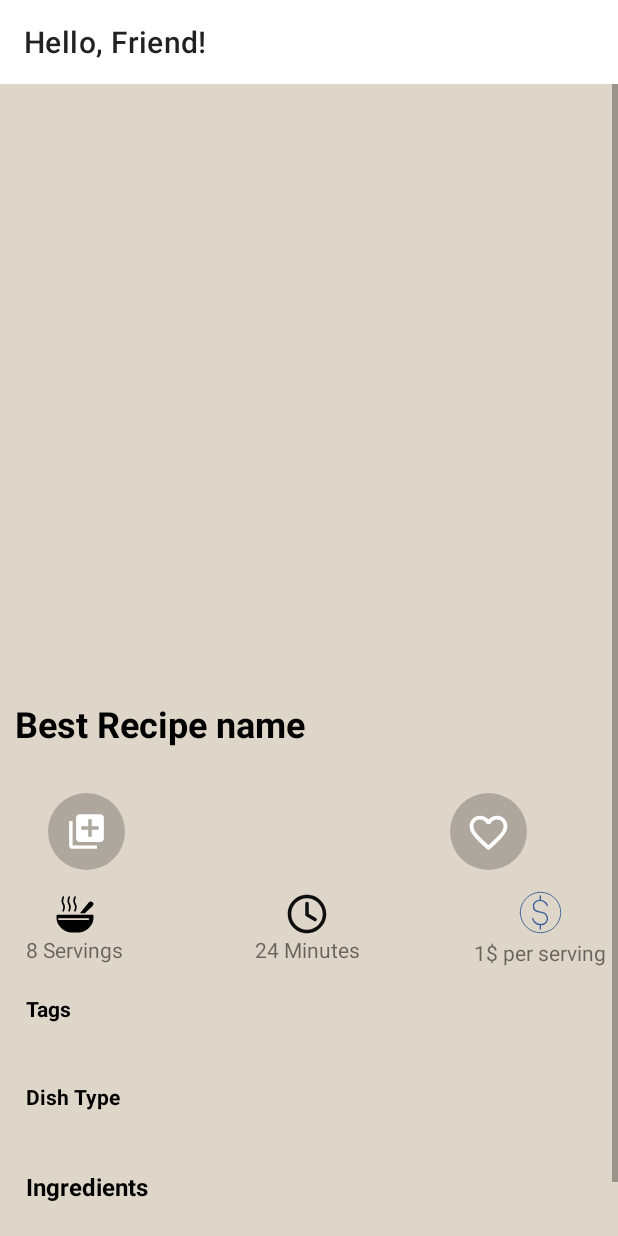
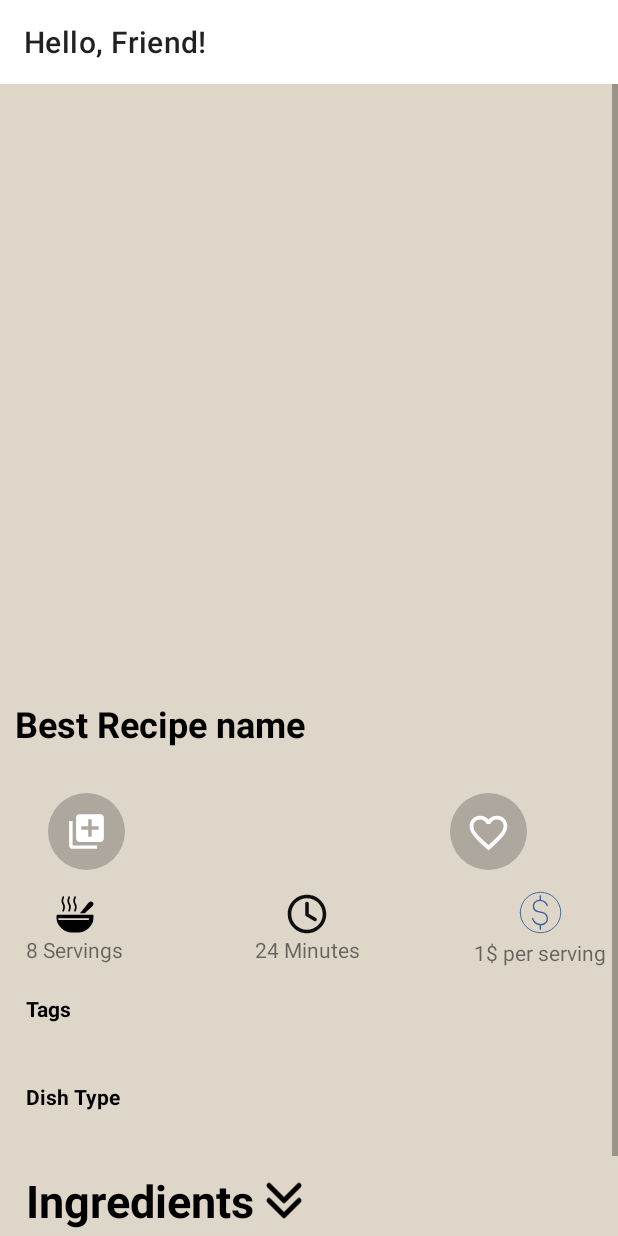
Before and after one commit to Evgen1994-McD/FoodSearch, an Android app built with Jetpack Compose: the fragment DetailsRecipe placed in its activity, on a phone screen of 412 x 824 dp. Run offline under Robolectric (Android 15) with nearby library versions, the phone set to English and light mode, and no system bars; our stand-ins replace Dagger/Hilt's generated code; network calls fail; pictures from the network do not load; 1 statement that could not run was skipped.

Commit message:
+Expandable Recycler View

```diff
--- /dev/null
+++ b/app/src/main/res/drawable/ic_don_arrow.xml
@@ -0,0 +1,9 @@
+<vector xmlns:android="http://schemas.android.com/apk/res/android" android:height="40dp" android:viewportHeight="48" android:viewportWidth="48" android:width="40dp">
+
+    <path android:fillAlpha="0.01" android:fillColor="#ffffff" android:pathData="M0,0h48v48h-48z"/>
+
+    <path android:fillColor="#00000000" android:pathData="M36,12L24,24L12,12" android:strokeColor="#000000" android:strokeLineCap="round" android:strokeLineJoin="round" android:strokeWidth="4"/>
+
+    <path android:fillColor="#00000000" android:pathData="M36,24L24,36L12,24" android:strokeColor="#000000" android:strokeLineCap="round" android:strokeLineJoin="round" android:strokeWidth="4"/>
+
+</vector>
--- a/app/src/main/res/layout/fragment_details_recipe.xml
+++ b/app/src/main/res/layout/fragment_details_recipe.xml
@@ -21,14 +21,35 @@
 
             <!-- Содержимое верхней части -->
 
+            <ImageView
+                android:id="@+id/bt_arrow_instructions"
+                android:layout_width="wrap_content"
+                android:layout_height="0dp"
+                android:src="@drawable/ic_don_arrow"
+                app:layout_constraintBottom_toBottomOf="@+id/tv_ingredients2"
+                app:layout_constraintStart_toEndOf="@+id/tv_ingredients2"
+                app:layout_constraintTop_toTopOf="@+id/tv_ingredients2" />
+
             <TextView
-                android:id="@+id/textView3"
+                android:id="@+id/tv_ingredients2"
+                android:layout_width="wrap_content"
+                android:layout_height="wrap_content"
+                android:layout_marginTop="20dp"
+                android:text="Instructions"
+                android:textColor="@color/black"
+                android:textSize="30sp"
+                android:textStyle="bold"
+                app:layout_constraintStart_toStartOf="@+id/tv_ingredients"
+                app:layout_constraintTop_toBottomOf="@+id/rcViewIngredients" />
+
+            <TextView
+                android:id="@+id/tv_ingredients"
                 android:layout_width="wrap_content"
                 android:layout_height="wrap_content"
                 android:layout_marginTop="10dp"
                 android:text="Ingredients"
                 android:textColor="@color/black"
-                android:textSize="16sp"
+                android:textSize="30sp"
                 android:textStyle="bold"
                 app:layout_constraintStart_toStartOf="@+id/dt"
                 app:layout_constraintTop_toBottomOf="@+id/dishType" />
@@ -182,16 +203,37 @@
                 app:layout_constraintStart_toStartOf="@+id/textView2"
                 app:layout_constraintTop_toBottomOf="@+id/tags" />
 
+
             <androidx.recyclerview.widget.RecyclerView
                 android:id="@+id/rcViewIngredients"
-                android:layout_width="match_parent"
+                android:layout_width="0dp"
                 android:layout_height="wrap_content"
-                android:layout_marginTop="10dp"
-                android:layout_marginBottom="50dp"
+                android:layout_marginTop="15dp"
+                android:visibility="gone"
+                app:layout_constraintEnd_toEndOf="parent"
+                app:layout_constraintStart_toStartOf="parent"
+                app:layout_constraintTop_toBottomOf="@+id/tv_ingredients" />
+
+            <ImageView
+                android:id="@+id/bt_arrow_ingredients"
+                android:layout_width="wrap_content"
+                android:layout_height="0dp"
+                android:src="@drawable/ic_don_arrow"
+                app:layout_constraintBottom_toBottomOf="@+id/tv_ingredients"
+                app:layout_constraintStart_toEndOf="@+id/tv_ingredients"
+                app:layout_constraintTop_toTopOf="@+id/tv_ingredients" />
+
+            <androidx.recyclerview.widget.RecyclerView
+                android:id="@+id/rcViewInstructions"
+                android:layout_width="0dp"
+                android:layout_height="wrap_content"
+                android:layout_marginBottom="10dp"
+                android:visibility="gone"
                 app:layout_constraintBottom_toBottomOf="parent"
                 app:layout_constraintEnd_toEndOf="parent"
                 app:layout_constraintStart_toStartOf="parent"
-                app:layout_constraintTop_toBottomOf="@+id/textView3" />
+                app:layout_constraintTop_toBottomOf="@+id/tv_ingredients2"
+                tools:visibility="gone" />
 
         </androidx.constraintlayout.widget.ConstraintLayout>
     </ScrollView>
--- a/app/src/main/res/layout/fragment_search.xml
+++ b/app/src/main/res/layout/fragment_search.xml
@@ -35,4 +35,5 @@
         app:layout_constraintStart_toStartOf="parent"
         app:layout_constraintTop_toBottomOf="@+id/inputEditText" />
 
+
 </androidx.constraintlayout.widget.ConstraintLayout>
```
Also changed, not shown: app/src/main/java/com/example/foodsearch/presentation/details/DetailsRecipe.kt (+75 -2 lines), app/src/main/java/com/example/foodsearch/presentation/details/adapters/StepAdapter.kt (added, +31 -0 lines), app/src/main/java/com/example/foodsearch/presentation/details/adapters/StepViewHolder.kt (added, +41 -0 lines), app/src/main/java/com/example/foodsearch/presentation/search/SearchFragment.kt (+10 -1 lines), app/src/main/res/layout/instruction_step_item.xml (added, +48 -0 lines), app/src/main/res/menu/recipe_ingredients_menu.xml (added, +11 -0 lines).
